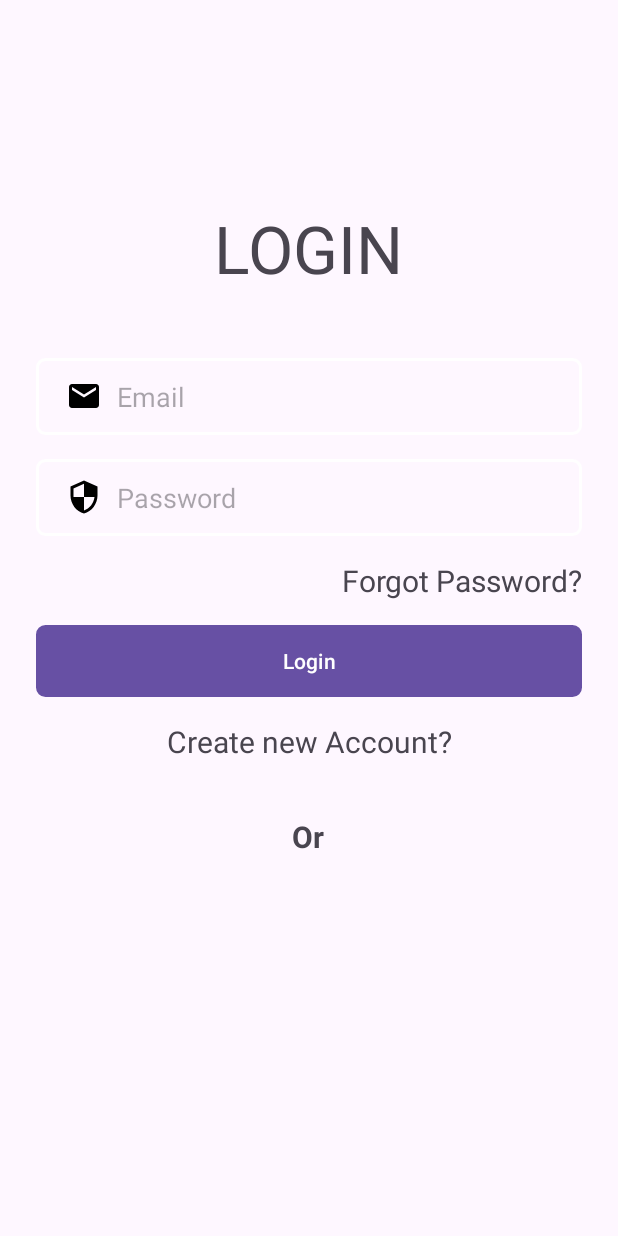
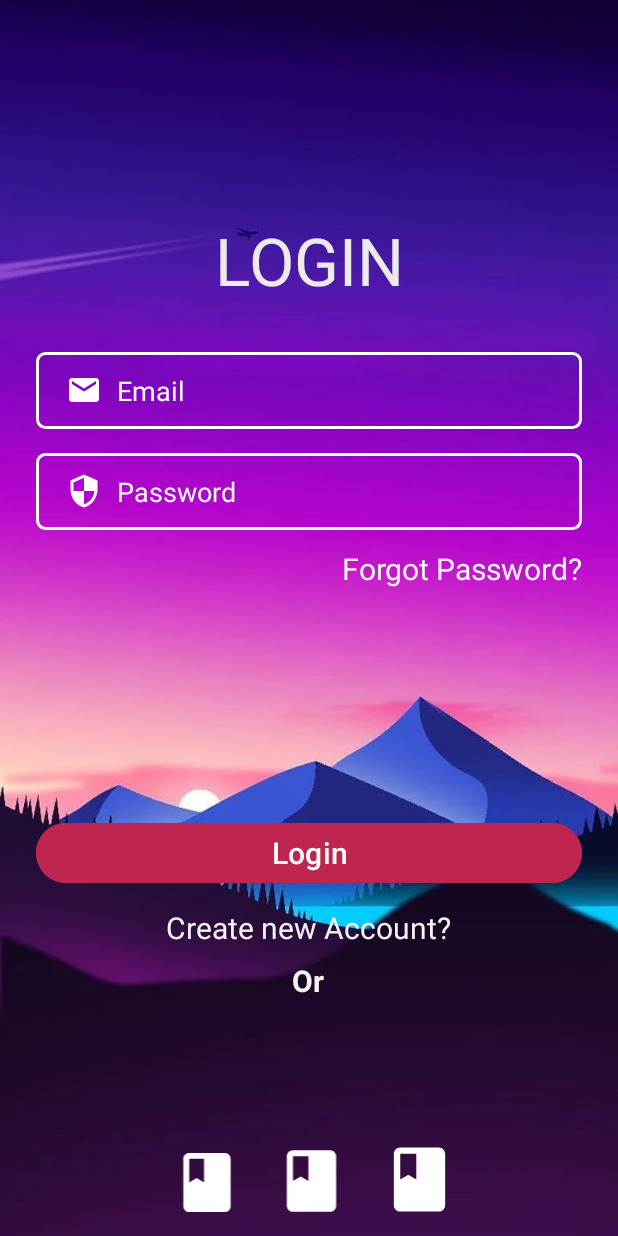
Before and after one commit to BerndHambach/Mapped, an Android app: the screen it shows after launch (LoginActivity), on a phone screen of 412 x 824 dp. Run offline under Robolectric (Android 15) with nearby library versions, the phone set to English and light mode, and no system bars; our stand-ins replace Firebase (no records; nobody signed in at launch, a user with empty details on screens opened directly).

Commit message:
feat: style login page so it looks fancy as

```diff
--- a/app/src/main/java/com/example/mapped/ui/messaging/chats/ChatActivity.java
+++ b/app/src/main/java/com/example/mapped/ui/messaging/chats/ChatActivity.java
@@ -392,7 +392,7 @@ public class ChatActivity extends AppCompatActivity {
     private void askCameraPermissions() {
         if(ContextCompat.checkSelfPermission(this, android.Manifest.permission.CAMERA) != PackageManager.PERMISSION_GRANTED) {
             ActivityCompat.requestPermissions(this, new String[]{Manifest.permission.CAMERA}, CAMERA_PERM_CODE);
-        }else {
+        } else {
             dispatchTakePictureIntent();
         }
     }
--- a/app/src/main/java/com/example/mapped/ui/places/myplaces/MyPlacesAdapter.java
+++ b/app/src/main/java/com/example/mapped/ui/places/myplaces/MyPlacesAdapter.java
@@ -4,6 +4,7 @@ package com.example.mapped.ui.places.myplaces;
 import android.content.Context;
 import android.content.Intent;
 import android.net.Uri;
+import android.util.Log;
 import android.view.LayoutInflater;
 import android.view.View;
 import android.view.ViewGroup;
@@ -98,12 +99,10 @@ public class MyPlacesAdapter extends RecyclerView.Adapter<MyPlacesAdapter.MyView
             holder.categorie.setText(placeModel.getCategorie());
             holder.date.setText(placeModel.getDate());
             holder.timespan.setText(placeModel.getStartTime() + " - " + placeModel.getEndTime());
-
-            Uri uri = Uri.parse(placeModel.getImageUrl());
-            holder.image.setImageURI(uri);
-
-
-
+            if (placeModel.getImageUrl() != null) {
+                Uri uri = Uri.parse(placeModel.getImageUrl());
+                holder.image.setImageURI(uri);
+            }
 
         holder.iv_deletemyplace.setOnClickListener(new View.OnClickListener() {
             @Override
--- /dev/null
+++ b/app/src/main/res/drawable/baseline_book_24.xml
@@ -0,0 +1,5 @@
+<vector android:height="24dp" android:tint="#000000"
+    android:viewportHeight="24" android:viewportWidth="24"
+    android:width="24dp" xmlns:android="http://schemas.android.com/apk/res/android">
+    <path android:fillColor="@android:color/white" android:pathData="M18,2H6c-1.1,0 -2,0.9 -2,2v16c0,1.1 0.9,2 2,2h12c1.1,0 2,-0.9 2,-2V4c0,-1.1 -0.9,-2 -2,-2zM6,4h5v8l-2.5,-1.5L6,12V4z"/>
+</vector>
--- a/app/src/main/res/layout/activity_login.xml
+++ b/app/src/main/res/layout/activity_login.xml
@@ -11,21 +11,27 @@
     <ScrollView
         android:layout_width="match_parent"
         android:layout_height="match_parent"
-        android:fillViewport="true">
+        android:fillViewport="true"
+        tools:layout_editor_absoluteX="0dp"
+        tools:layout_editor_absoluteY="0dp">
+
         <androidx.constraintlayout.widget.ConstraintLayout
             android:layout_width="match_parent"
-            android:layout_height="match_parent">
+            android:layout_height="match_parent"
+            android:background="@drawable/background">
 
 
             <TextView
                 android:id="@+id/login_tv"
                 android:layout_width="wrap_content"
                 android:layout_height="wrap_content"
-                android:layout_marginTop="136dp"
+                android:layout_marginTop="144dp"
                 android:text="LOGIN"
+                android:textColor="#EDEAEA"
+                android:textColorHighlight="#302E2E"
+                android:textColorLink="#F8F5F5"
                 android:textSize="44sp"
                 app:layout_constraintEnd_toEndOf="parent"
-                app:layout_constraintHorizontal_bias="0.498"
                 app:layout_constraintStart_toStartOf="parent"
                 app:layout_constraintTop_toTopOf="parent" />
 
@@ -34,20 +40,23 @@
                 android:layout_width="0dp"
                 android:layout_height="wrap_content"
                 android:layout_marginStart="24dp"
-                android:layout_marginTop="44dp"
+                android:layout_marginTop="32dp"
                 android:layout_marginEnd="24dp"
                 android:background="@drawable/input_bg"
+                android:drawableLeft="@drawable/baseline_email_24"
+                android:drawablePadding="10dp"
+                android:drawableTint="@color/white"
                 android:ems="10"
                 android:hint="Email"
                 android:inputType="textEmailAddress"
-                android:drawableLeft="@drawable/baseline_email_24"
-                android:drawablePadding="10dp"
                 android:paddingLeft="20dp"
                 android:paddingTop="13dp"
                 android:paddingRight="20dp"
                 android:paddingBottom="13dp"
+                android:textColor="#F8F3F3"
+                android:textColorHint="#FFF9F9"
                 app:layout_constraintEnd_toEndOf="parent"
-                app:layout_constraintHorizontal_bias="0.497"
+                app:layout_constraintHorizontal_bias="0.0"
                 app:layout_constraintStart_toStartOf="parent"
                 app:layout_constraintTop_toBottomOf="@+id/login_tv" />
 
@@ -57,15 +66,17 @@
                 android:layout_height="wrap_content"
                 android:layout_marginTop="16dp"
                 android:background="@drawable/input_bg"
+                android:drawableLeft="@drawable/baseline_security_24"
+                android:drawablePadding="10dp"
+                android:drawableTint="@color/white"
                 android:ems="10"
                 android:hint="Password"
                 android:inputType="textPassword"
                 android:paddingLeft="20dp"
-                android:drawableLeft="@drawable/baseline_security_24"
-                android:drawablePadding="10dp"
                 android:paddingTop="13dp"
                 android:paddingRight="20dp"
                 android:paddingBottom="13dp"
+                android:textColorHint="#F4F3F3"
                 app:layout_constraintEnd_toEndOf="@+id/inputEmail"
                 app:layout_constraintStart_toStartOf="@+id/inputEmail"
                 app:layout_constraintTop_toBottomOf="@+id/inputEmail" />
@@ -74,8 +85,10 @@
                 android:id="@+id/forgotPassword"
                 android:layout_width="wrap_content"
                 android:layout_height="wrap_content"
-                android:layout_marginTop="16dp"
+                android:layout_marginTop="12dp"
                 android:text="Forgot Password?"
+                android:textColor="#F6F3F3"
+                android:textColorHint="#F8F5F5"
                 android:textSize="20sp"
                 app:layout_constraintEnd_toEndOf="@+id/inputPassword"
                 app:layout_constraintTop_toBottomOf="@+id/inputPassword" />
@@ -84,10 +97,12 @@
                 android:id="@+id/btnLogin"
                 android:layout_width="0dp"
                 android:layout_height="wrap_content"
-                android:layout_marginTop="16dp"
-                android:background="@drawable/input_bg"
+                android:layout_marginTop="152dp"
+                android:backgroundTint="#BF264F"
                 android:text="Login"
+                android:textSize="20sp"
                 app:layout_constraintEnd_toEndOf="@+id/forgotPassword"
+                app:layout_constraintHorizontal_bias="0.0"
                 app:layout_constraintStart_toStartOf="@+id/inputPassword"
                 app:layout_constraintTop_toBottomOf="@+id/forgotPassword" />
 
@@ -95,10 +110,13 @@
                 android:id="@+id/createNewAccount"
                 android:layout_width="wrap_content"
                 android:layout_height="wrap_content"
-                android:layout_marginTop="16dp"
+                android:layout_marginTop="12dp"
                 android:text="Create new Account?"
+                android:textColor="#F6F3F3"
+                android:textColorHint="#F8F4F4"
                 android:textSize="20dp"
                 app:layout_constraintEnd_toEndOf="@+id/btnLogin"
+                app:layout_constraintHorizontal_bias="0.497"
                 app:layout_constraintStart_toStartOf="@+id/btnLogin"
                 app:layout_constraintTop_toBottomOf="@+id/btnLogin" />
 
@@ -106,15 +124,54 @@
                 android:id="@+id/textView4"
                 android:layout_width="wrap_content"
                 android:layout_height="wrap_content"
-                android:layout_marginTop="36dp"
+                android:layout_marginTop="8dp"
                 android:text="Or"
+                android:textColor="#F6F0F0"
                 android:textSize="20sp"
                 android:textStyle="bold"
                 app:layout_constraintEnd_toEndOf="parent"
+                app:layout_constraintHorizontal_bias="0.498"
                 app:layout_constraintStart_toStartOf="parent"
-                app:layout_constraintHorizontal_bias="0.498"
                 app:layout_constraintTop_toBottomOf="@+id/createNewAccount" />
+
+            <ImageView
+                android:id="@+id/imageView2"
+                android:layout_width="66dp"
+                android:layout_height="51dp"
+                android:layout_marginBottom="12dp"
+                app:layout_constraintBottom_toBottomOf="parent"
+                app:layout_constraintEnd_toEndOf="parent"
+                app:layout_constraintHorizontal_bias="0.712"
+                app:layout_constraintStart_toStartOf="parent"
+                app:srcCompat="@drawable/baseline_book_24"
+                app:tint="@color/white"/>
+
+            <ImageView
+                android:id="@+id/imageView3"
+                android:layout_width="60dp"
+                android:layout_height="47dp"
+                android:layout_marginStart="108dp"
+                android:layout_marginBottom="12dp"
+                app:layout_constraintBottom_toBottomOf="parent"
+                app:layout_constraintStart_toStartOf="parent"
+                app:srcCompat="@drawable/baseline_book_24"
+                app:tint="@color/white"/>
+
+            <ImageView
+                android:id="@+id/imageView4"
+                android:layout_width="55dp"
+                android:layout_height="49dp"
+                android:layout_marginStart="12dp"
+                android:layout_marginEnd="12dp"
+                android:layout_marginBottom="12dp"
+                app:layout_constraintBottom_toBottomOf="parent"
+                app:layout_constraintEnd_toStartOf="@+id/imageView2"
+                app:layout_constraintHorizontal_bias="0.947"
+                app:layout_constraintStart_toEndOf="@+id/imageView3"
+                app:srcCompat="@drawable/baseline_book_24"
+                app:tint="@color/white"/>
 
         </androidx.constraintlayout.widget.ConstraintLayout>
     </ScrollView>
+
 </androidx.constraintlayout.widget.ConstraintLayout>
--- a/app/src/main/res/layout/activity_send_photo.xml
+++ b/app/src/main/res/layout/activity_send_photo.xml
@@ -46,9 +46,9 @@
         android:layout_width="wrap_content"
         android:layout_height="wrap_content"
         android:layout_marginStart="10dp"
-        android:ems="10"
+        android:ems="11"
+        android:hint="Bildunterschrift hinzufügen ..."
         android:inputType="text"
-        android:hint="Bildunterschrift hinzufügen ..."
         android:textSize="22sp"
         app:layout_constraintBottom_toBottomOf="@+id/civ_choosemorephotos"
         app:layout_constraintStart_toEndOf="@+id/civ_choosemorephotos"
--- a/app/src/main/res/layout/activity_update_my_place.xml
+++ b/app/src/main/res/layout/activity_update_my_place.xml
@@ -67,6 +67,8 @@
         android:id="@+id/update_cameraButton"
         android:layout_width="wrap_content"
         android:layout_height="wrap_content"
+        android:layout_marginStart="16dp"
+        android:layout_marginTop="8dp"
         android:text="Foto"
         android:textSize="15sp"
         app:layout_constraintStart_toStartOf="@+id/BtnUpdateCategorie"
@@ -76,7 +78,8 @@
         android:id="@+id/update_galleryButton"
         android:layout_width="wrap_content"
         android:layout_height="wrap_content"
-        android:layout_marginTop="15dp"
+        android:layout_marginStart="4dp"
+        android:layout_marginTop="24dp"
         android:text="Galerie"
         android:textSize="15sp"
         app:layout_constraintStart_toStartOf="@+id/update_cameraButton"
```
Also changed, not shown: app/src/main/res/drawable/background.jpg (added).
